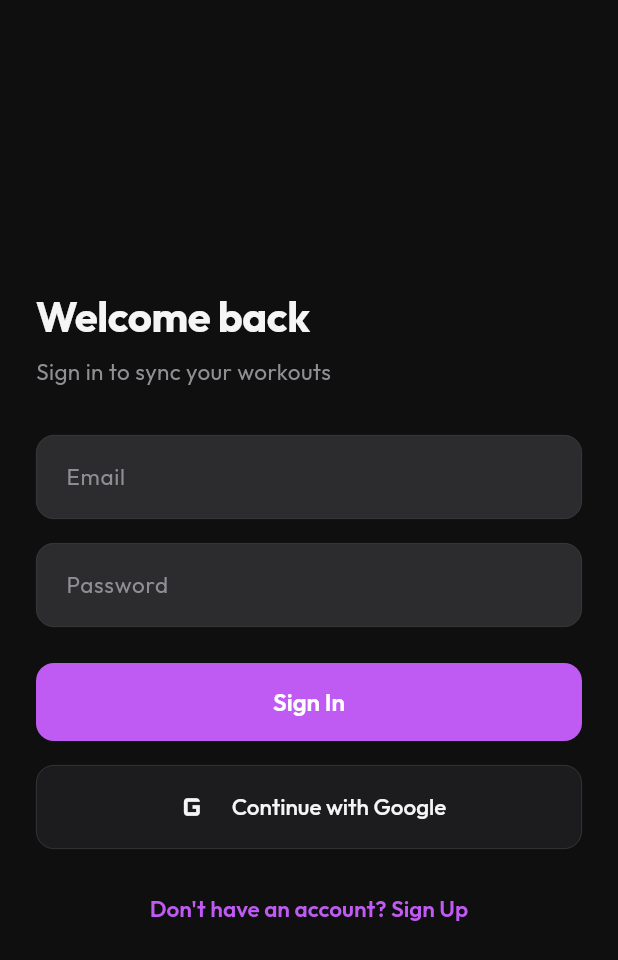
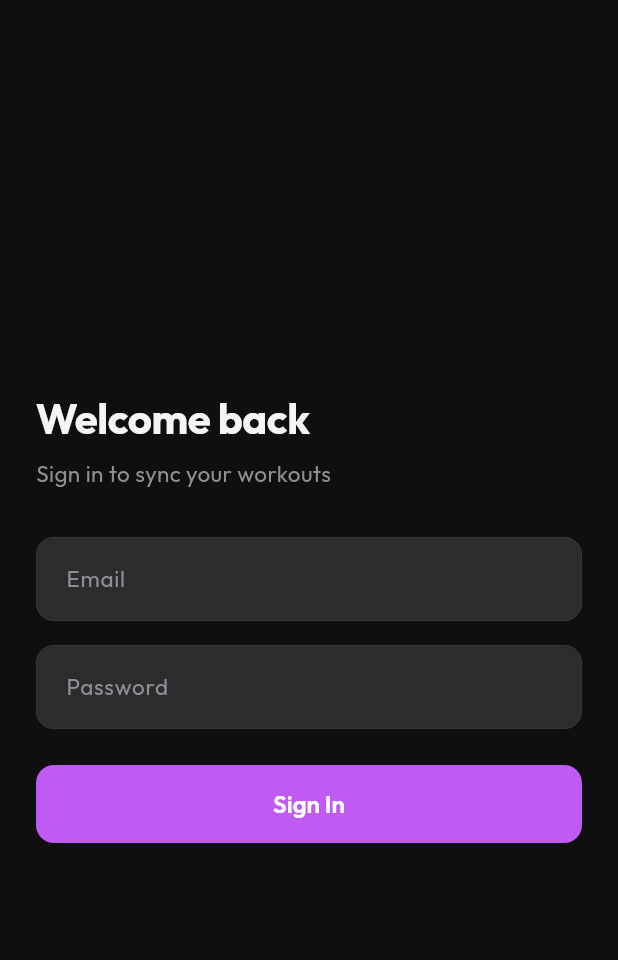
Before and after one commit to xtsebas/workout-app, a Flutter app: the screen it shows after launch, on a phone screen of 412 x 824 dp. Shown: the top 960 px of the screen. Run offline on Flutter 3.47's test engine with Material 3 defaults, Android fonts, the phone set to English and light mode, and no system bars; our stand-ins replace cached_network_image, connectivity_plus, dio, drift, file_picker, fl_chart and 9 more; missing offline and left inert: pdfrx, sqlite3; accounts and stored records are empty; generated files the repository leaves out were written again.

Commit message:
fix: singup

```diff
--- a/lib/core/router/app_router.dart
+++ b/lib/core/router/app_router.dart
@@ -6,7 +6,6 @@ import 'package:supabase_flutter/supabase_flutter.dart';
 import '../../core/db/database.dart';
 import '../../features/auth/auth_provider.dart';
 import '../../features/auth/sign_in_screen.dart';
-import '../../features/auth/sign_up_screen.dart';
 import '../../features/profile/profile_screen.dart';
 import '../../features/progress/progress_screen.dart';
 import '../../features/routines/create_routine_screen.dart';
@@ -28,8 +27,7 @@ final appRouterProvider = Provider<GoRouter>((ref) {
     refreshListenable: refreshNotifier,
     redirect: (context, state) {
       final hasSession = Supabase.instance.client.auth.currentSession != null;
-      final isAuthRoute = state.matchedLocation == '/sign-in' ||
-          state.matchedLocation == '/sign-up';
+      final isAuthRoute = state.matchedLocation == '/sign-in';
 
       if (!hasSession && !isAuthRoute) return '/sign-in';
       if (hasSession && isAuthRoute) return '/';
@@ -39,10 +37,6 @@ final appRouterProvider = Provider<GoRouter>((ref) {
       GoRoute(
         path: '/sign-in',
         builder: (context, state) => const SignInScreen(),
-      ),
-      GoRoute(
-        path: '/sign-up',
-        builder: (context, state) => const SignUpScreen(),
       ),
       GoRoute(
         path: '/workout/active',
--- a/lib/features/auth/sign_in_screen.dart
+++ b/lib/features/auth/sign_in_screen.dart
@@ -1,11 +1,9 @@
 import 'package:flutter/material.dart';
 import 'package:flutter_riverpod/flutter_riverpod.dart';
-import 'package:go_router/go_router.dart';
 import 'package:supabase_flutter/supabase_flutter.dart';
 
 import '../../core/theme/app_colors.dart';
 import '../../core/theme/app_text_styles.dart';
-import '../../shared/widgets/google_sign_in_button.dart';
 import 'auth_provider.dart';
 
 class SignInScreen extends ConsumerStatefulWidget {
@@ -96,20 +94,6 @@ class _SignInScreenState extends ConsumerState<SignInScreen> {
                           )
                         : const Text('Sign In'),
                   ),
-                  const SizedBox(height: 16),
-                  GoogleSignInButton(
-                    isLoading: authState.isLoading,
-                    onPressed: () => ref
-                        .read(authControllerProvider.notifier)
-                        .signInWithGoogle(),
-                  ),
-                  const SizedBox(height: 16),
-                  Center(
-                    child: TextButton(
-                      onPressed: () => context.go('/sign-up'),
-                      child: const Text("Don't have an account? Sign Up"),
-                    ),
-                  ),
                 ],
               ),
             ),
```
Also changed, not shown: lib/features/auth/sign_up_screen.dart (deleted, +0 -163 lines).
